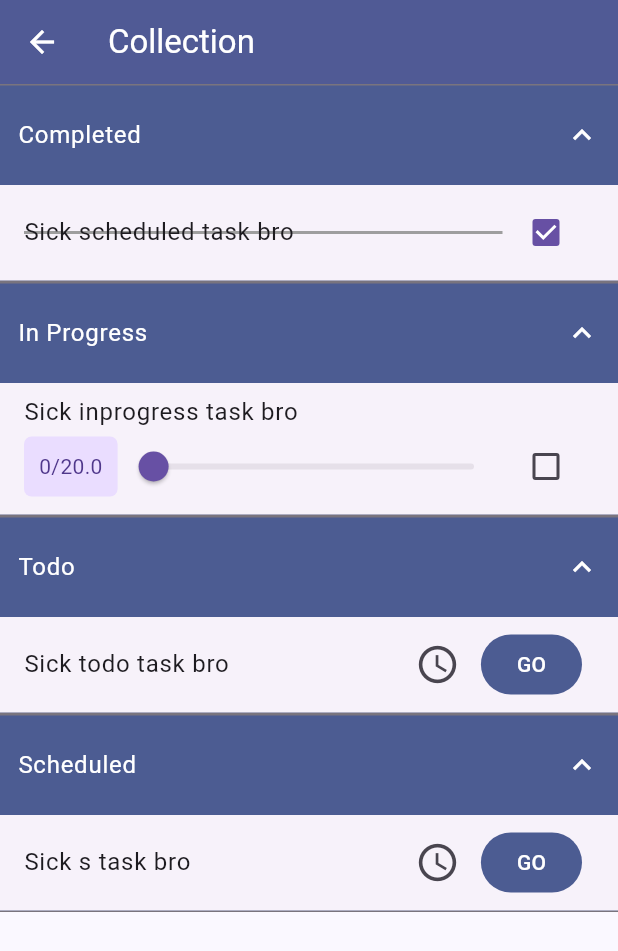
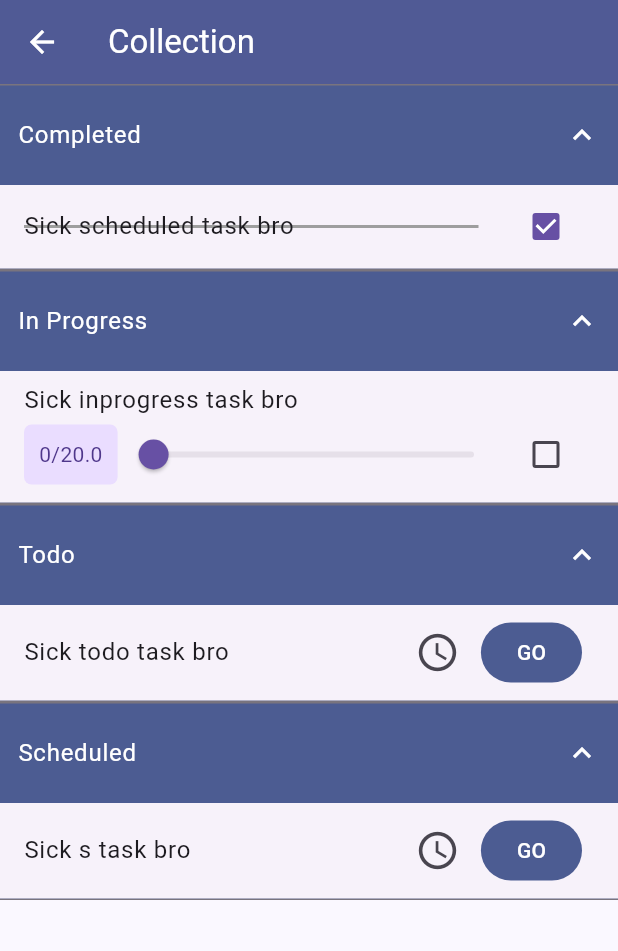
Before and after one commit to VectorScalar/task_tracker, a Flutter app: the screen it shows after launch, after a tap on an icon or button, on a phone screen of 412 x 824 dp. Shown: the top 951 px of the screen. Run offline on Flutter 3.47's test engine with Material 3 defaults, Android fonts, the phone set to English and light mode, and no system bars; our stand-ins replace flutter_riverpod.

Commit message:
Fixed error with using stack widget inside of expanded

```diff
--- a/lib/main.dart
+++ b/lib/main.dart
@@ -17,6 +17,7 @@ class MainApp extends StatelessWidget {
   @override
   Widget build(BuildContext context) {
     return MaterialApp(
+      debugShowCheckedModeBanner: false,
       theme: ThemeData().copyWith(
         scaffoldBackgroundColor: myscheme.background,
         appBarTheme: const AppBarTheme().copyWith(
--- a/lib/screens/collection_edit_screen.dart
+++ b/lib/screens/collection_edit_screen.dart
@@ -51,8 +51,11 @@ class _CollectionEditScreen extends State<CollectionEditScreen> {
 
     return Scaffold(
       //TODO: Change appbar text to an input field to allow for editing of collection name
-      appBar: AppBar(title: Text(widget.taskCollection.title),),
+      appBar: AppBar(
+        title: Text(widget.taskCollection.title),
+        ),
       body: content,
+
     );
   }
 }
--- a/lib/widgets/task_item.dart
+++ b/lib/widgets/task_item.dart
@@ -1,4 +1,5 @@
 import 'package:flutter/material.dart';
+import 'package:flutter/widgets.dart';
 import 'package:flutter_riverpod/flutter_riverpod.dart';
 import 'package:task_tracker/models/task.dart';
 
@@ -48,26 +49,23 @@ class _TaskItemState extends ConsumerState<TaskItem> {
 
   Widget completedDisplay() {
     return ListTile(
-      title: Row(
+      title: Stack(
+        alignment: Alignment.centerLeft,
         children: [
-          Expanded(
-            child: Stack(alignment: Alignment.centerLeft, children: [
-              const Divider(
-                color: Colors.grey,
-                thickness: 2,
-                endIndent: 5,
-              ),
-              Text(widget.task.title)
-            ]),
+          const Divider(
+            color: Colors.grey,
+            thickness: 2,
+            endIndent: 5,
           ),
-          Checkbox(
+          Text(widget.task.title),
+        ],
+      ),
+      trailing: Checkbox(
               value: true,
               onChanged: (value) {
                 widget.task.stepDownState();
                 widget.onModifyTask(widget.task);
-              })
-        ],
-      ),
+              }),
     );
   }
 
```
